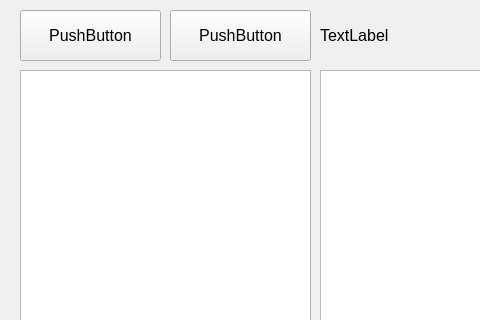
SkillOutOfBoundsException/ExplorerTry2, file mainwindow.ui: the form before one commit; both pictures show x 0 to 480 and y 0 to 320 of the 1000 by 640 pixel window.
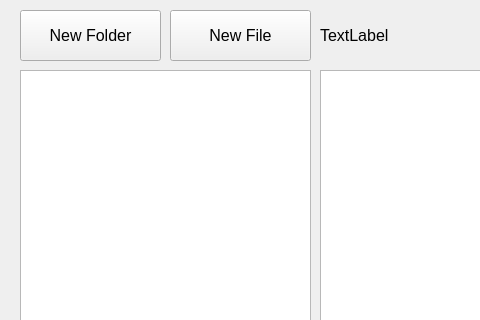
The form after the commit.

Diff of the .ui file:
```diff
--- a/mainwindow.ui
+++ b/mainwindow.ui
@@ -85,7 +85,7 @@
      </font>
     </property>
     <property name="text">
-     <string>PushButton</string>
+     <string>New Folder</string>
     </property>
    </widget>
    <widget class="QPushButton" name="pushButton_2">
@@ -103,7 +103,7 @@
      </font>
     </property>
     <property name="text">
-     <string>PushButton</string>
+     <string>New File</string>
     </property>
    </widget>
    <widget class="QPushButton" name="pushButton_3">
```
